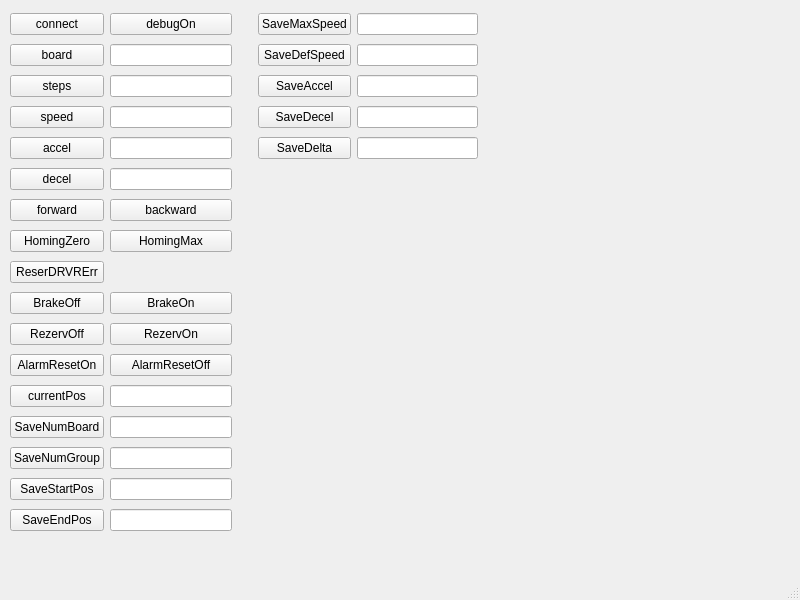
Above: ui/mainwindow.ui from NameInit/canstep-api before the change. Below: the same form after it.
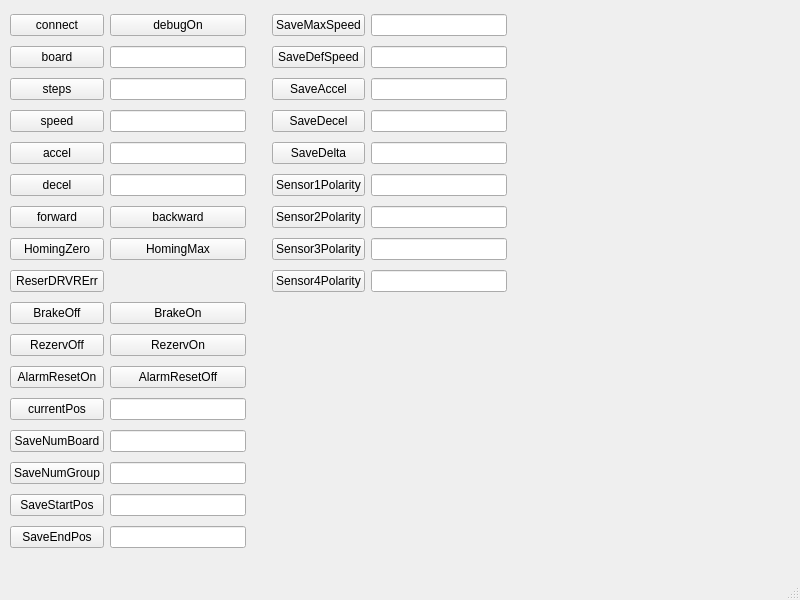
That is the form after the change.

Commit message: ADD +rest, TO DO: проверить sensorPolarity

The edit to the form file:
```diff
--- a/ui/mainwindow.ui
+++ b/ui/mainwindow.ui
@@ -22,8 +22,8 @@
      <rect>
       <x>10</x>
       <y>10</y>
-      <width>468</width>
-      <height>540</height>
+      <width>497</width>
+      <height>558</height>
      </rect>
     </property>
     <layout class="QGridLayout" name="gridLayout">
@@ -284,6 +284,46 @@
      <item row="4" column="4">
       <widget class="QLineEdit" name="lineEditSaveDelta"/>
      </item>
+     <item row="5" column="3">
+      <widget class="QPushButton" name="pushButtonSensor1Polarity">
+       <property name="text">
+        <string>Sensor1Polarity</string>
+       </property>
+      </widget>
+     </item>
+     <item row="5" column="4">
+      <widget class="QLineEdit" name="lineEditSensor1Polarity"/>
+     </item>
+     <item row="6" column="3">
+      <widget class="QPushButton" name="pushButtonSensor2Polarity">
+       <property name="text">
+        <string>Sensor2Polarity</string>
+       </property>
+      </widget>
+     </item>
+     <item row="6" column="4">
+      <widget class="QLineEdit" name="lineEditSensor2Polarity"/>
+     </item>
+     <item row="7" column="3">
+      <widget class="QPushButton" name="pushButtonSensor3Polarity">
+       <property name="text">
+        <string>Sensor3Polarity</string>
+       </property>
+      </widget>
+     </item>
+     <item row="7" column="4">
+      <widget class="QLineEdit" name="lineEditSensor3Polarity"/>
+     </item>
+     <item row="8" column="3">
+      <widget class="QPushButton" name="pushButtonSensor4Polarity">
+       <property name="text">
+        <string>Sensor4Polarity</string>
+       </property>
+      </widget>
+     </item>
+     <item row="8" column="4">
+      <widget class="QLineEdit" name="lineEditSensor4Polarity"/>
+     </item>
     </layout>
    </widget>
   </widget>
```
The commit also changes 10 other files.
